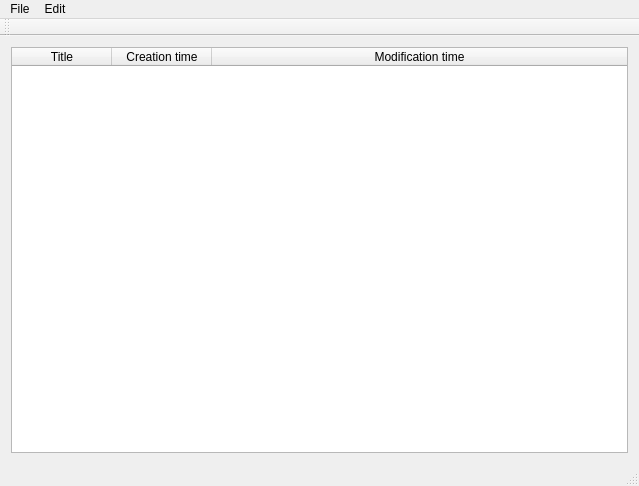
Before: the Qt Designer form gnudo-cpp-ui-qt/mainwindow.ui in matteoalessiocarrara/GNUDO-cpp-ui-qt, drawn with Qt 5.
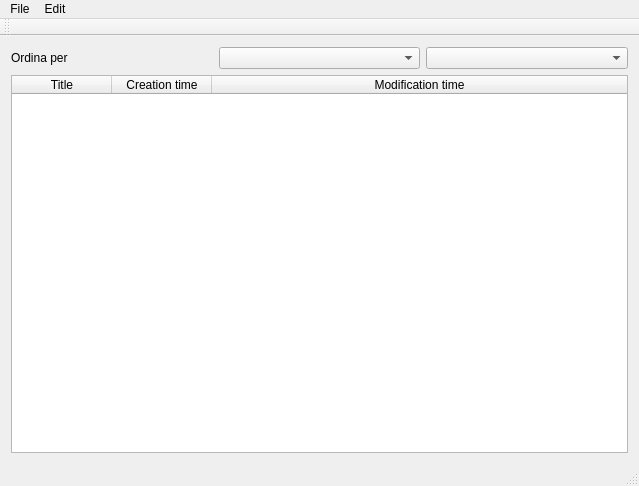
After: the same form once the commit is applied.

Commit message: Implementato ordinamento dei task

```diff
--- a/gnudo-cpp-ui-qt/mainwindow.ui
+++ b/gnudo-cpp-ui-qt/mainwindow.ui
@@ -15,6 +15,23 @@
   </property>
   <widget class="QWidget" name="centralWidget">
    <layout class="QVBoxLayout" name="verticalLayout">
+    <item>
+     <layout class="QHBoxLayout" name="horizontalLayout">
+      <item>
+       <widget class="QLabel" name="label">
+        <property name="text">
+         <string>Ordina per</string>
+        </property>
+       </widget>
+      </item>
+      <item>
+       <widget class="QComboBox" name="comboBox"/>
+      </item>
+      <item>
+       <widget class="QComboBox" name="comboBox_2"/>
+      </item>
+     </layout>
+    </item>
     <item>
      <widget class="QTableWidget" name="tableWidget">
       <property name="editTriggers">
```
The commit also changes 2 other files.
